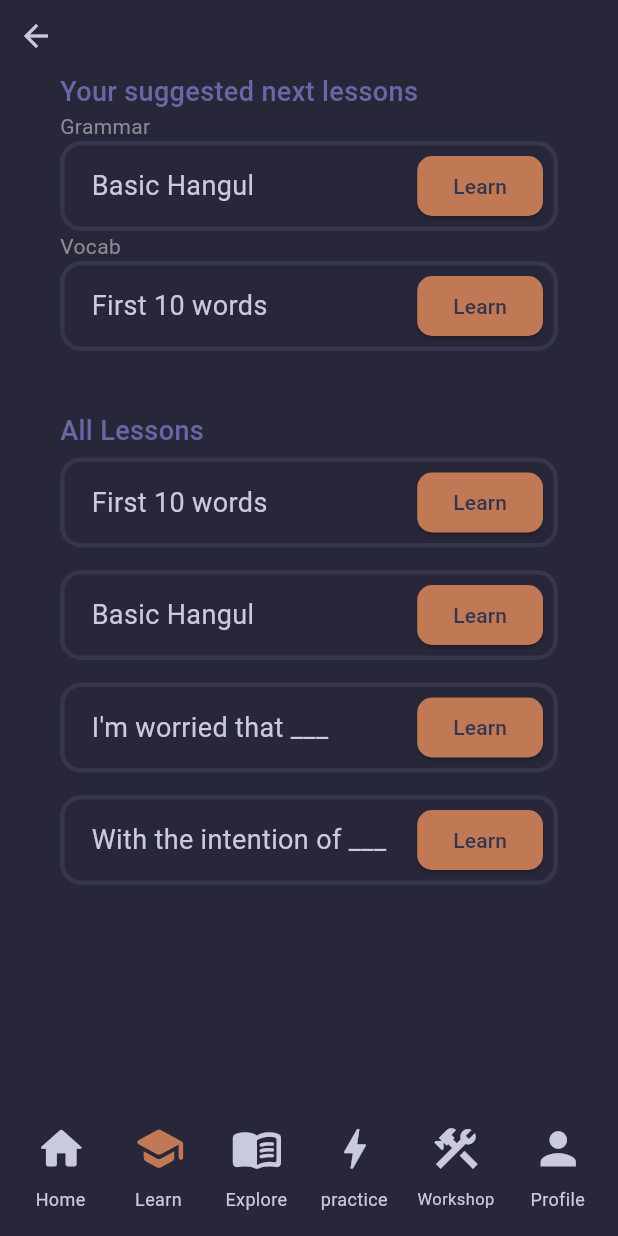
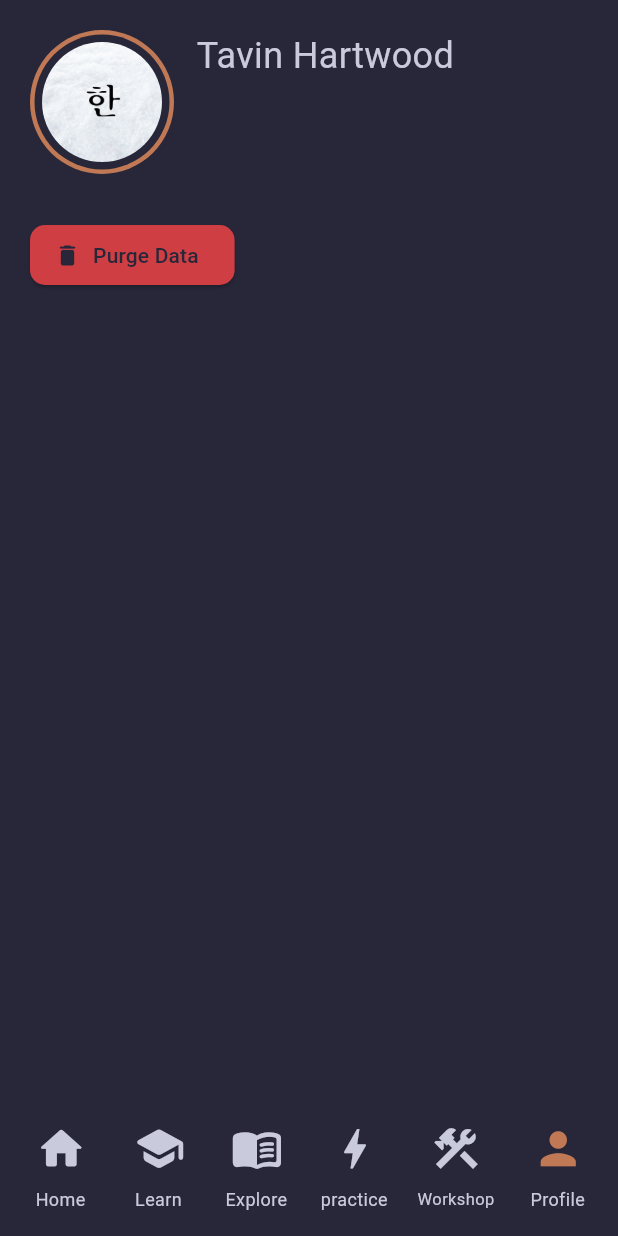
Before and after one commit to Tavin-H/LanguageApp, a Flutter app: the screen it shows after launch, item 2 of the bottom bar chosen, after a tap on the "person" icon, on a phone screen of 412 x 824 dp. Run offline on Flutter 3.47's test engine with Material 3 defaults, Android fonts, the phone set to English and light mode, and no system bars; our stand-ins replace audioplayers, sqflite; missing offline and left inert: flutter_flip_card, page_flip; accounts and stored records are empty.

Commit message:
Started profile screen and added purge data button

```diff
--- a/flash_fluent/lib/custom-widgets/navbar.dart
+++ b/flash_fluent/lib/custom-widgets/navbar.dart
@@ -153,7 +153,9 @@ class Navbar extends StatelessWidget {
               mainAxisAlignment: MainAxisAlignment.center,
               children: [
                 IconButton(
-                  onPressed: () {},
+                  onPressed: () {
+                    Navigator.pushNamed(context, '/profile');
+                  },
                   icon: Icon(
                     Icons.person,
                     size: 35,
--- a/flash_fluent/lib/main.dart
+++ b/flash_fluent/lib/main.dart
@@ -1,4 +1,3 @@
-import 'package:flash_fluent/screens/bookmarks_screen.dart';
 import 'package:flash_fluent/screens/flashcard_hub.dart';
 import 'package:flash_fluent/screens/flashcard_practice.dart';
 import 'package:flash_fluent/screens/home_screen.dart';
@@ -6,7 +5,9 @@ import 'package:flash_fluent/screens/learn_screen.dart';
 import 'package:flash_fluent/screens/explore_screen.dart';
 import 'package:flash_fluent/screens/learn_lesson.dart';
 import 'package:flash_fluent/screens/practice_screen.dart';
+import 'package:flash_fluent/screens/profile_screen.dart';
 import 'package:flash_fluent/screens/story_screen.dart';
+import 'package:flash_fluent/screens/workshop_screen.dart';
 import 'package:flash_fluent/utils/app_consts.dart';
 import 'package:flash_fluent/utils/json_utils.dart';
 import 'package:flash_fluent/utils/user_data.dart';
@@ -67,16 +68,13 @@ Future<ChapterData> loadChapterData() async {
   allLessons.addAll(grammarLessons.sublist(minLength));
 
   List<Story> stories = storyData.map((s) => Story.fromJson(s)).toList();
-	for(int i = 0; i < stories.length; i++) {
-	completed = await _saveService.queryLessonCompletion(
-      stories[i].title,
-    );
+  for (int i = 0; i < stories.length; i++) {
+    completed = await _saveService.queryLessonCompletion(stories[i].title);
     if (completed == 1) {
       stories[i].completed.value = true;
       completedStoryCount += 1;
     }
   }
-
 
   ChapterData chapter = ChapterData(
     title: "Chapter 1",
@@ -145,9 +143,10 @@ class MyApp extends StatelessWidget {
           //Action sceens
           '/lesson': (context) => const LearnLesson(),
           '/flashcard_practice': (context) => const FlashcardPractice(),
-          '/bookmarks': (context) => const BookmarksScreen(),
+          '/bookmarks': (context) => const WorkshopScreen(),
           '/story': (context) => const StoryScreen(),
           '/practice': (context) => PracticeScreen(),
+          '/profile': (context) => ProfileScreen(),
         },
       ),
     );
--- /dev/null
+++ b/flash_fluent/lib/screens/profile_screen.dart
@@ -0,0 +1,64 @@
+import 'package:flash_fluent/utils/app_consts.dart';
+import 'package:flash_fluent/utils/user_save.dart';
+import 'package:flutter/material.dart';
+import 'package:flash_fluent/custom-widgets/navbar.dart';
+
+class ProfileScreen extends StatelessWidget {
+  const ProfileScreen({super.key});
+
+  @override
+  Widget build(BuildContext context) {
+  	final UserSaveSerice _saveService = UserSaveSerice.instance;
+    return Scaffold(
+      body: SafeArea(
+        child: Column(
+          children: [
+            Padding(
+              padding: EdgeInsets.all(20),
+              child: Column(
+					crossAxisAlignment: CrossAxisAlignment.start,
+                children: [
+                  Row(
+									crossAxisAlignment: CrossAxisAlignment.start,
+                    children: [
+                      CircleAvatar(
+                        radius: 48,
+                        backgroundColor: AppColours.orange,
+                        child: CircleAvatar(
+                          radius: 45,
+                          backgroundColor: AppColours.background,
+                          child: ClipRRect(
+                            borderRadius: BorderRadiusGeometry.circular(40),
+                            child: SizedBox(
+                              height: 80,
+                              child: Image.asset("assets/images/profile.jpg"),
+                            ),
+                          ),
+                        ),
+                      ),
+											SizedBox(width: 15,),
+                      Text("Tavin Hartwood", style: TextStyle(color: AppColours.foreground, fontSize: 24),),
+                    ],
+                  ),
+									SizedBox(height: 30,),
+									ElevatedButton.icon(
+
+									style: ElevatedButton.styleFrom(backgroundColor: Color(0xFFcf3e43), shape: RoundedRectangleBorder(borderRadius: BorderRadiusGeometry.circular(10))),
+									onPressed: () {
+
+										_saveService.purgeData();
+									}, label: Text("Purge Data", style: TextStyle(color: AppColours.background),),
+									icon: Icon(Icons.delete_rounded, color: AppColours.background,),)
+
+
+                ],
+              ),
+            ),
+                  Expanded(child: Container()),
+            Navbar(),
+          ],
+        ),
+      ),
+    );
+  }
+}
--- a/flash_fluent/lib/screens/story_screen.dart
+++ b/flash_fluent/lib/screens/story_screen.dart
@@ -446,7 +446,6 @@ class _StoryScreenState extends State<StoryScreen> {
                 StyledButton(
                   text: "Finish",
                   func: () async {
-
                     bool exists = await _saveService.queryLessonExistance(
                       story.title,
                     );
@@ -454,8 +453,6 @@ class _StoryScreenState extends State<StoryScreen> {
                       print("Added to database");
                       await _saveService.addEntry(story.title, 1);
                     }
-
-
 
                     story.completed.value = true;
                     Navigator.pop(context);
--- a/flash_fluent/lib/screens/bookmarks_screen.dart
+++ b/flash_fluent/lib/screens/workshop_screen.dart
@@ -34,14 +34,14 @@ class BookmarkContainer extends StatelessWidget {
   }
 }
 
-class BookmarksScreen extends StatefulWidget {
-  const BookmarksScreen({super.key});
+class WorkshopScreen extends StatefulWidget {
+  const WorkshopScreen({super.key});
 
   @override
-  State<BookmarksScreen> createState() => _BookmarksScreenState();
+  State<WorkshopScreen> createState() => _WorkshopScreenState();
 }
 
-class _BookmarksScreenState extends State<BookmarksScreen> {
+class _WorkshopScreenState extends State<WorkshopScreen> {
   @override
   Widget build(BuildContext context) {
     print(userBookmarks.length);
--- a/flash_fluent/lib/utils/user_data.dart
+++ b/flash_fluent/lib/utils/user_data.dart
@@ -56,7 +56,7 @@ class ChapterData {
     required this.stories,
     required this.completedLessonCount,
     required this.completedStoriesCount,
-		required this.completedCount,
+    required this.completedCount,
   });
 
   void updateProgess() {
```
Also changed, not shown: flash_fluent/assets/images/profile.jpg (added), 1 other file. Lines whose indentation alone changed are shown as unchanged.
